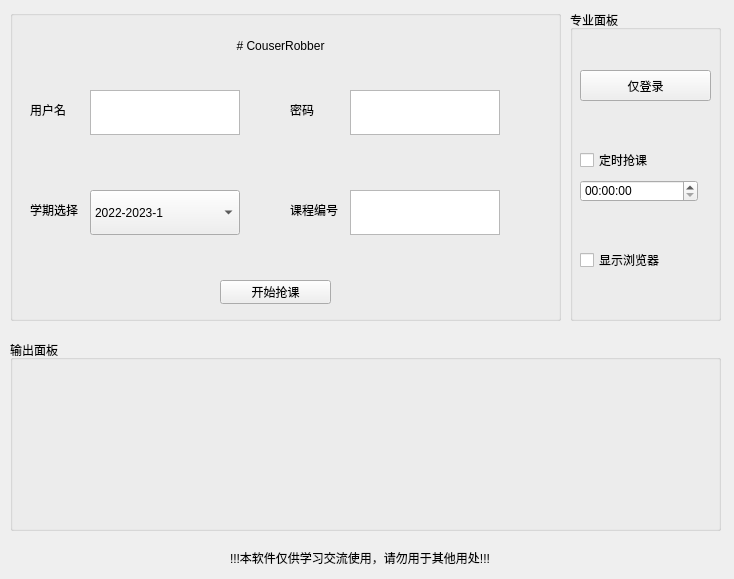
First picture: the form in static/windows.ui, repository ChengAoShen/CourseRobber_sicau, before the edit.
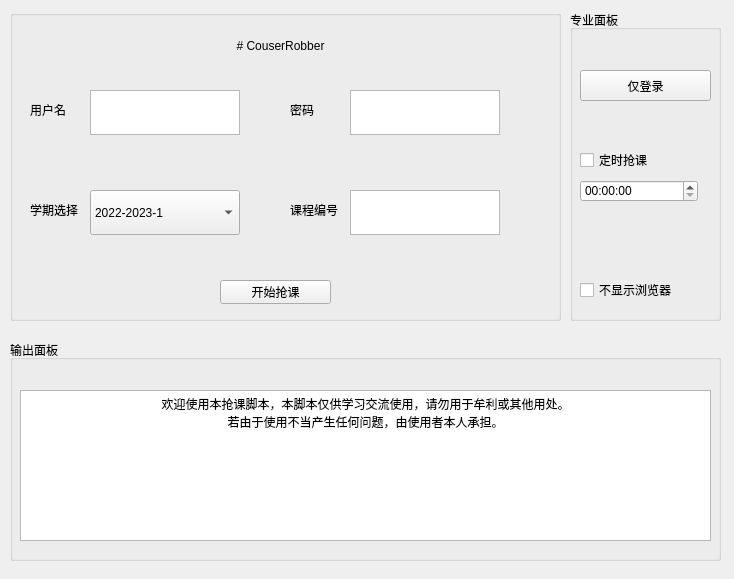
Second picture: the form after the edit.

Commit message: 添加了只登录、不显示浏览器、信息输出等多种功能，实现了大版本的更新，对使用的体验进行了完全的优化。

What changed in the file:
```diff
--- a/static/windows.ui
+++ b/static/windows.ui
@@ -234,13 +234,13 @@
     <property name="geometry">
      <rect>
       <x>10</x>
-      <y>240</y>
+      <y>270</y>
       <width>111</width>
       <height>20</height>
      </rect>
     </property>
     <property name="text">
-     <string>显示浏览器</string>
+     <string>不显示浏览器</string>
     </property>
    </widget>
   </widget>
@@ -250,25 +250,32 @@
      <x>10</x>
      <y>340</y>
      <width>711</width>
-     <height>191</height>
+     <height>221</height>
     </rect>
    </property>
    <property name="title">
     <string>输出面板</string>
    </property>
-  </widget>
-  <widget class="QLabel" name="label_6">
+   <widget class="QTextBrowser" name="OutputText">
    <property name="geometry">
     <rect>
-     <x>230</x>
-     <y>550</y>
-     <width>281</width>
-     <height>16</height>
-    </rect>
-   </property>
-   <property name="text">
-    <string>!!!本软件仅供学习交流使用，请勿用于其他用处!!!</string>
-   </property>
+      <x>10</x>
+      <y>50</y>
+      <width>691</width>
+      <height>151</height>
+     </rect>
+    </property>
+    <property name="html">
+     <string>&lt;!DOCTYPE HTML PUBLIC &quot;-//W3C//DTD HTML 4.0//EN&quot; &quot;http://www.w3.org/TR/REC-html40/strict.dtd&quot;&gt;
+&lt;html&gt;&lt;head&gt;&lt;meta name=&quot;qrichtext&quot; content=&quot;1&quot; /&gt;&lt;meta charset=&quot;utf-8&quot; /&gt;&lt;style type=&quot;text/css&quot;&gt;
+p, li { white-space: pre-wrap; }
+hr { height: 1px; border-width: 0; }
+&lt;/style&gt;&lt;/head&gt;&lt;body style=&quot; font-family:'Microsoft YaHei UI'; font-size:9pt; font-weight:400; font-style:normal;&quot;&gt;
+&lt;p align=&quot;center&quot; style=&quot; margin-top:0px; margin-bottom:0px; margin-left:0px; margin-right:0px; -qt-block-indent:0; text-indent:0px;&quot;&gt;欢迎使用本抢课脚本，本脚本仅供学习交流使用，请勿用于牟利或其他用处。&lt;/p&gt;
+&lt;p align=&quot;center&quot; style=&quot; margin-top:0px; margin-bottom:0px; margin-left:0px; margin-right:0px; -qt-block-indent:0; text-indent:0px;&quot;&gt;若由于使用不当产生任何问题，由使用者本人承担。&lt;/p&gt;
+&lt;p style=&quot;-qt-paragraph-type:empty; margin-top:0px; margin-bottom:0px; margin-left:0px; margin-right:0px; -qt-block-indent:0; text-indent:0px;&quot;&gt;&lt;br /&gt;&lt;/p&gt;&lt;/body&gt;&lt;/html&gt;</string>
+    </property>
+   </widget>
   </widget>
  </widget>
  <resources/>
```
Left out of the diff: 4 changed lines with no effect on the pictures. Lines whose indentation alone changed are shown as unchanged. The commit also changes 3 other files.
